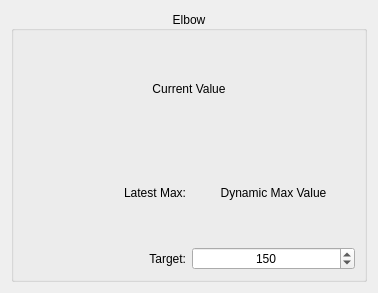
mmcinnes123/Delsys_GUI_For_Physios, file LiveDataView/live_data_widget_1.ui: the form before one commit.
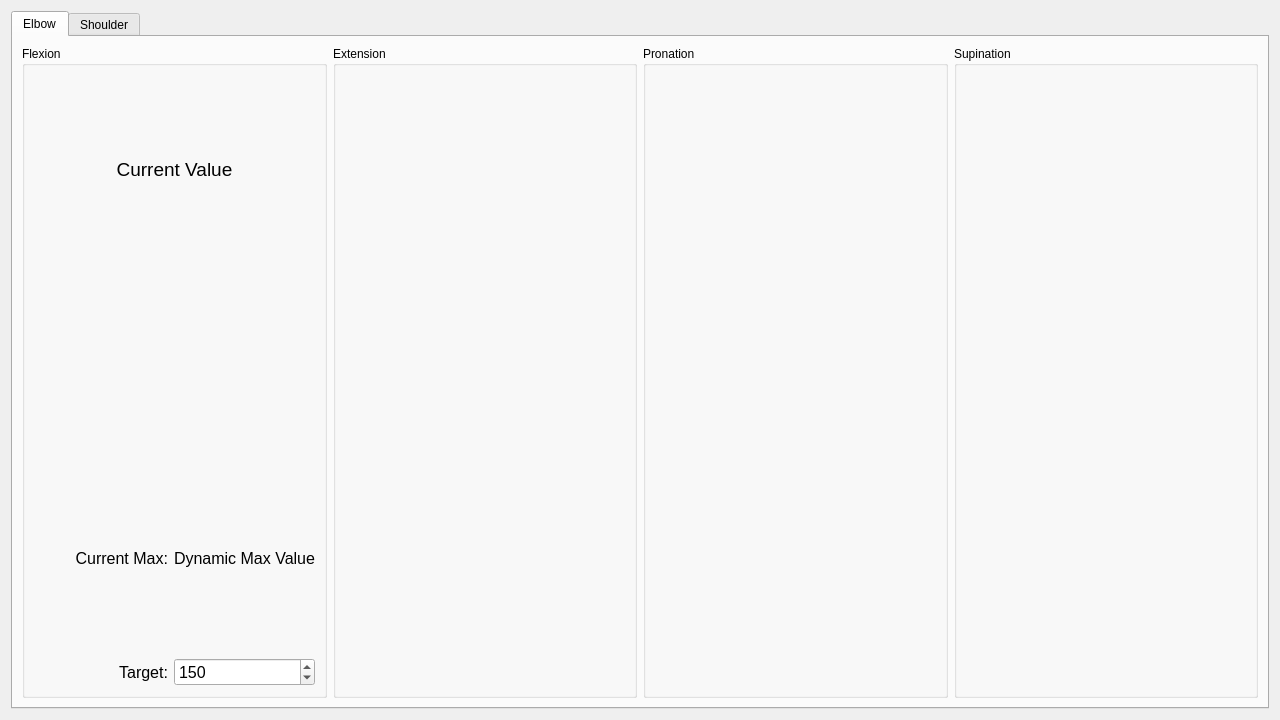
The form after the commit. Icons and pictures are not drawn.

Commit message: New version of data vis GUI.

The edit to the form file:
```diff
--- a/LiveDataView/live_data_widget_1.ui
+++ b/LiveDataView/live_data_widget_1.ui
@@ -6,8 +6,8 @@
    <rect>
     <x>0</x>
     <y>0</y>
-    <width>378</width>
-    <height>293</height>
+    <width>1280</width>
+    <height>720</height>
    </rect>
   </property>
   <property name="windowTitle">
@@ -15,18 +15,57 @@
   </property>
   <layout class="QGridLayout" name="gridLayout">
    <item row="0" column="0">
-    <widget class="QGroupBox" name="groupBox">
-     <property name="title">
+    <widget class="QTabWidget" name="tabWidget">
+     <property name="currentIndex">
+      <number>0</number>
+     </property>
+     <widget class="QWidget" name="tab1">
+      <attribute name="title">
       <string>Elbow</string>
-     </property>
-     <property name="alignment">
-      <set>Qt::AlignCenter</set>
+      </attribute>
+      <layout class="QHBoxLayout" name="horizontalLayout">
+       <item>
+        <widget class="QGroupBox" name="groupBox">
+         <property name="title">
+          <string>Flexion</string>
      </property>
      <layout class="QGridLayout" name="gridLayout_2">
-      <item row="2" column="1">
-       <widget class="QSpinBox" name="target_spinBox">
+          <item row="3" column="0">
+           <widget class="QLabel" name="el_flex_target_label">
+            <property name="font">
+             <font>
+              <pointsize>12</pointsize>
+             </font>
+            </property>
+            <property name="text">
+             <string>Target:</string>
+            </property>
         <property name="alignment">
-         <set>Qt::AlignCenter</set>
+             <set>Qt::AlignmentFlag::AlignRight|Qt::AlignmentFlag::AlignTrailing|Qt::AlignmentFlag::AlignVCenter</set>
+            </property>
+           </widget>
+          </item>
+          <item row="0" column="0" colspan="2">
+           <widget class="QLabel" name="el_flex_value">
+            <property name="font">
+             <font>
+              <pointsize>14</pointsize>
+             </font>
+            </property>
+            <property name="text">
+             <string>Current Value</string>
+            </property>
+            <property name="alignment">
+             <set>Qt::AlignmentFlag::AlignCenter</set>
+            </property>
+           </widget>
+          </item>
+          <item row="3" column="1">
+           <widget class="QSpinBox" name="el_flex_target_spinBox">
+            <property name="font">
+             <font>
+              <pointsize>12</pointsize>
+             </font>
         </property>
         <property name="maximum">
          <number>180</number>
@@ -40,46 +79,76 @@
        </widget>
       </item>
       <item row="2" column="0">
-       <widget class="QLabel" name="target_label">
+           <widget class="QLabel" name="el_flex_max_label">
+            <property name="font">
+             <font>
+              <pointsize>12</pointsize>
+             </font>
+            </property>
         <property name="text">
-         <string>Target:</string>
+             <string>Current Max:</string>
         </property>
         <property name="alignment">
          <set>Qt::AlignRight|Qt::AlignTrailing|Qt::AlignVCenter</set>
         </property>
        </widget>
       </item>
-      <item row="1" column="1">
-       <widget class="QLabel" name="latest_max_value">
+          <item row="2" column="1">
+           <widget class="QLabel" name="el_flex_max_value">
+            <property name="font">
+             <font>
+              <pointsize>12</pointsize>
+             </font>
+            </property>
         <property name="text">
          <string>Dynamic Max Value</string>
         </property>
-        <property name="alignment">
-         <set>Qt::AlignCenter</set>
-        </property>
-       </widget>
-      </item>
-      <item row="1" column="0">
-       <widget class="QLabel" name="latest_max_label">
+           </widget>
+          </item>
+          <item row="1" column="0" colspan="2">
+           <widget class="QLabel" name="el_flex_image">
         <property name="text">
-         <string>Latest Max:</string>
-        </property>
+             <string/>
+            </property>
+            <property name="pixmap">
+             <pixmap>../Images/GUI_ElbowFlex.png</pixmap>
+            </property>
         <property name="alignment">
-         <set>Qt::AlignRight|Qt::AlignTrailing|Qt::AlignVCenter</set>
+             <set>Qt::AlignmentFlag::AlignCenter</set>
         </property>
        </widget>
       </item>
-      <item row="0" column="0" colspan="2">
-       <widget class="QLabel" name="current_angle">
-        <property name="text">
-         <string>Current Value</string>
-        </property>
-        <property name="alignment">
-         <set>Qt::AlignCenter</set>
+         </layout>
+        </widget>
+       </item>
+       <item>
+        <widget class="QGroupBox" name="groupBox_2">
+         <property name="title">
+          <string>Extension</string>
+         </property>
+        </widget>
+       </item>
+       <item>
+        <widget class="QGroupBox" name="groupBox_3">
+         <property name="title">
+          <string>Pronation</string>
         </property>
        </widget>
       </item>
-     </layout>
+       <item>
+        <widget class="QGroupBox" name="groupBox_4">
+         <property name="title">
+          <string>Supination</string>
+         </property>
+        </widget>
+       </item>
+      </layout>
+     </widget>
+     <widget class="QWidget" name="tab_2">
+      <attribute name="title">
+       <string>Shoulder</string>
+      </attribute>
+     </widget>
     </widget>
    </item>
   </layout>
```
Left out of the diff: 2 changed lines with no effect on the pictures. Lines whose indentation alone changed are shown as unchanged. The commit also changes 4 other files.
